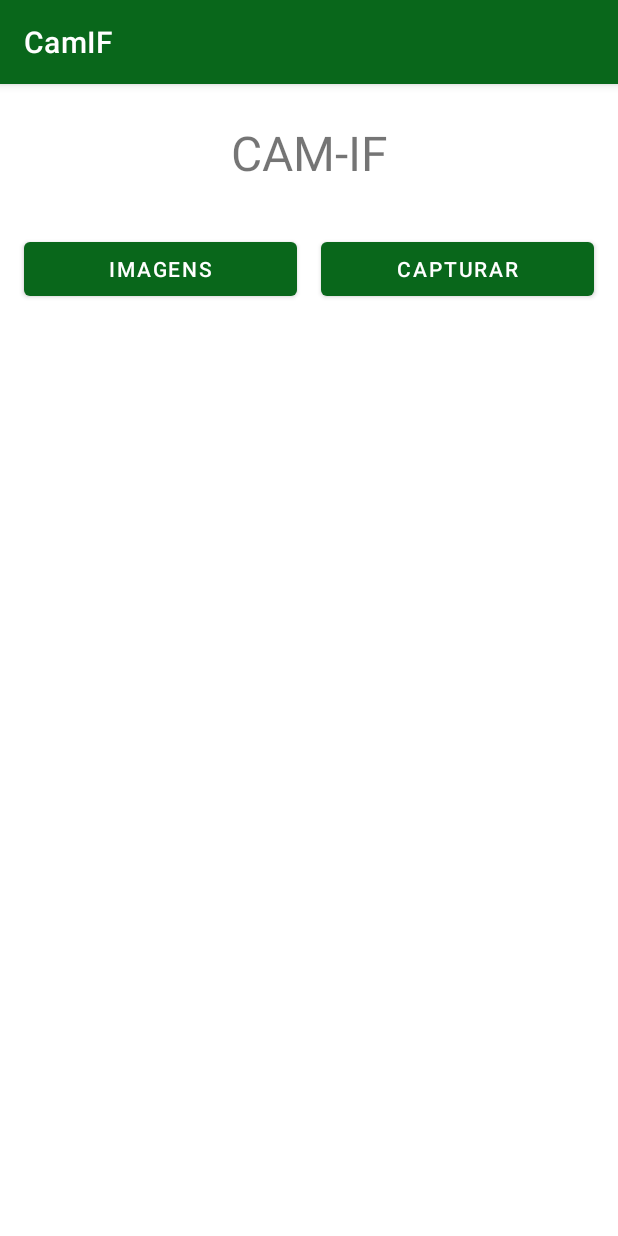
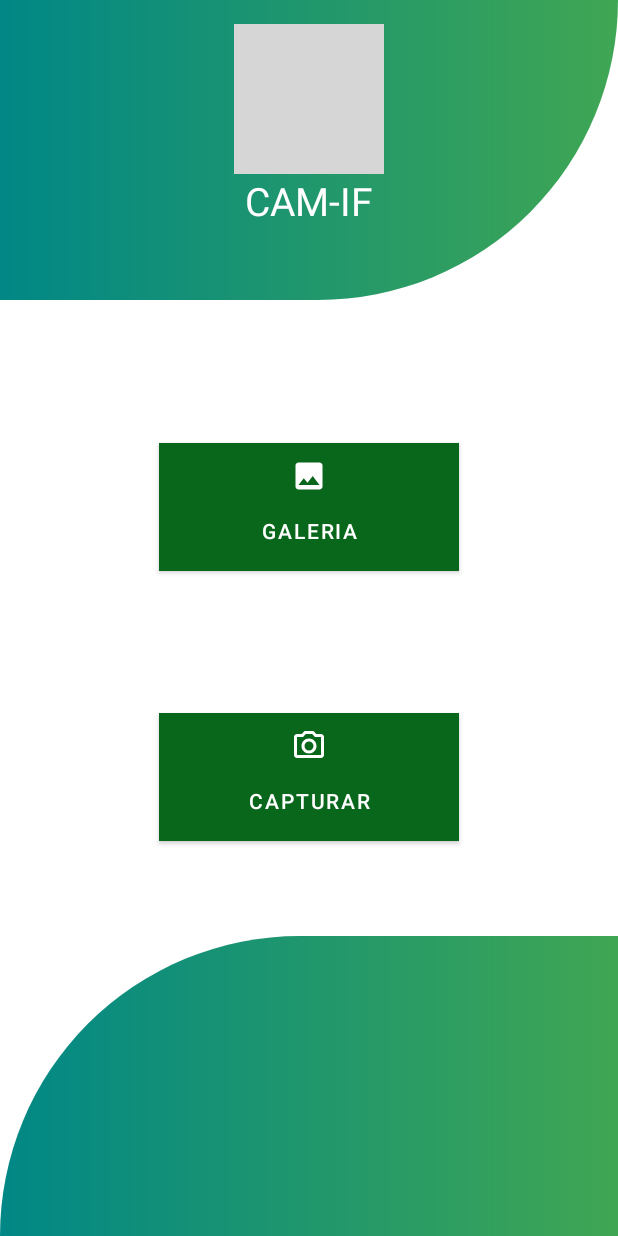
Before and after one commit to MatheusH2021/PDM-Camera-Android, an Android app: the screen it shows after launch (MainActivity), on a phone screen of 412 x 824 dp. Run offline under Robolectric (Android 15) with nearby library versions, the phone set to English and light mode, and no system bars; grey boxes are pictures that could not be loaded.

Commit message:
Improving main page layout

```diff
--- a/app/src/main/java/com/ifpe_4_ads/camif/MainActivity.kt
+++ b/app/src/main/java/com/ifpe_4_ads/camif/MainActivity.kt
@@ -13,7 +13,9 @@ class MainActivity : AppCompatActivity(), View.OnClickListener {
     override fun onCreate(savedInstanceState: Bundle?) {
         super.onCreate(savedInstanceState)
         binding = ActivityMainBinding.inflate(layoutInflater)
+        supportActionBar?.hide()
         setContentView(binding.root)
+
 
         binding.buttonTakeImg.setOnClickListener(this)
 
--- /dev/null
+++ b/app/src/main/res/drawable/background_bottom_design.xml
@@ -0,0 +1,7 @@
+<?xml version="1.0" encoding="utf-8"?>
+<shape xmlns:android="http://schemas.android.com/apk/res/android">
+    <solid android:color="@color/green_200" />
+    <corners android:topLeftRadius="220dp" />
+    <gradient android:startColor="@color/teal_700"
+        android:endColor="@color/green_200" />
+</shape>
--- /dev/null
+++ b/app/src/main/res/drawable/background_main_button.xml
@@ -0,0 +1,7 @@
+<?xml version="1.0" encoding="utf-8"?>
+<shape xmlns:android="http://schemas.android.com/apk/res/android">
+    <solid android:color="@color/green_200" />
+    <gradient
+        android:endColor="@color/green_200"
+        android:startColor="@color/teal_700" />
+</shape>
--- /dev/null
+++ b/app/src/main/res/drawable/background_top_design.xml
@@ -0,0 +1,6 @@
+<?xml version="1.0" encoding="utf-8"?>
+<shape xmlns:android="http://schemas.android.com/apk/res/android">
+    <corners android:bottomRightRadius="220dp"/>
+    <gradient android:startColor="@color/teal_700"
+        android:endColor="@color/green_200" />
+</shape>
--- /dev/null
+++ b/app/src/main/res/drawable/img_gallery.xml
@@ -0,0 +1,5 @@
+<vector xmlns:android="http://schemas.android.com/apk/res/android" android:height="24dp" android:tint="#FFFFFF" android:viewportHeight="24" android:viewportWidth="24" android:width="24dp">
+
+    <path android:fillColor="@android:color/white" android:pathData="M21,19V5c0,-1.1 -0.9,-2 -2,-2H5c-1.1,0 -2,0.9 -2,2v14c0,1.1 0.9,2 2,2h14c1.1,0 2,-0.9 2,-2zM8.5,13.5l2.5,3.01L14.5,12l4.5,6H5l3.5,-4.5z"/>
+
+</vector>
--- a/app/src/main/res/layout/activity_main.xml
+++ b/app/src/main/res/layout/activity_main.xml
@@ -2,43 +2,79 @@
 <androidx.constraintlayout.widget.ConstraintLayout xmlns:android="http://schemas.android.com/apk/res/android"
     xmlns:app="http://schemas.android.com/apk/res-auto"
     android:layout_width="match_parent"
-    android:layout_height="match_parent"
-    android:padding="8dp">
+    android:layout_height="match_parent">
 
-    <TextView
-        android:id="@+id/text_title"
-        android:layout_width="wrap_content"
-        android:layout_height="wrap_content"
-        android:layout_marginTop="16dp"
-        android:layout_marginBottom="32dp"
-        android:text="@string/title"
-        android:textSize="32sp"
+    <View
+        android:id="@+id/view_top"
+        android:layout_width="match_parent"
+        android:layout_height="200dp"
+        android:background="@drawable/background_top_design"
         app:layout_constraintEnd_toEndOf="parent"
         app:layout_constraintStart_toStartOf="parent"
         app:layout_constraintTop_toTopOf="parent" />
 
+    <ImageView
+        android:id="@+id/img_logo_app"
+        android:layout_width="100dp"
+        android:layout_height="100dp"
+        android:layout_marginTop="16dp"
+        android:layout_marginBottom="32dp"
+        android:src="@drawable/logo_app"
+        android:text="@string/title"
+        app:layout_constraintEnd_toEndOf="parent"
+        app:layout_constraintStart_toStartOf="parent"
+        app:layout_constraintTop_toTopOf="parent"
+        app:tint="@color/white" />
+
+    <TextView
+        android:layout_width="wrap_content"
+        android:layout_height="wrap_content"
+        android:text="CAM-IF"
+        android:textColor="@color/white"
+        android:textSize="26dp"
+        app:layout_constraintEnd_toEndOf="@id/img_logo_app"
+        app:layout_constraintStart_toStartOf="@id/img_logo_app"
+        app:layout_constraintTop_toBottomOf="@id/img_logo_app" />
+
     <Button
         android:id="@+id/button_list_img"
-        android:layout_width="0dp"
-        android:layout_height="wrap_content"
+        android:layout_width="200dp"
+        android:layout_height="85dp"
         android:layout_marginStart="8dp"
         android:layout_marginTop="32dp"
         android:layout_marginEnd="8dp"
+        android:background="@drawable/background_main_button"
+        android:drawableTop="@drawable/img_gallery"
+        android:drawablePadding="16dp"
         android:text="@string/list_button"
-        app:layout_constraintEnd_toStartOf="@+id/button_take_img"
+        app:layout_constraintBottom_toTopOf="@+id/button_take_img"
+        app:layout_constraintEnd_toEndOf="parent"
         app:layout_constraintStart_toStartOf="parent"
-        app:layout_constraintTop_toBottomOf="@+id/text_title" />
+        app:layout_constraintTop_toBottomOf="@id/view_top" />
+
 
     <Button
         android:id="@+id/button_take_img"
-        android:layout_width="0dp"
-        android:layout_height="wrap_content"
+        android:layout_width="200dp"
+        android:layout_height="85dp"
         android:layout_marginStart="8dp"
         android:layout_marginTop="32dp"
         android:layout_marginEnd="8dp"
+        android:background="@drawable/background_main_button"
+        android:drawableTop="@drawable/outline_photo_camera_24"
+        android:drawableTint="@color/white"
         android:text="@string/take_button"
+        app:layout_constraintBottom_toTopOf="@id/view_bottom"
         app:layout_constraintEnd_toEndOf="parent"
-        app:layout_constraintStart_toEndOf="@+id/button_list_img"
-        app:layout_constraintTop_toBottomOf="@+id/text_title" />
+        app:layout_constraintStart_toStartOf="parent"
+        app:layout_constraintTop_toBottomOf="@+id/button_list_img" />
 
+    <View
+        android:id="@+id/view_bottom"
+        android:layout_width="match_parent"
+        android:layout_height="200dp"
+        android:background="@drawable/background_bottom_design"
+        app:layout_constraintBottom_toBottomOf="parent"
+        app:layout_constraintEnd_toEndOf="parent"
+        app:layout_constraintStart_toStartOf="parent" />
 </androidx.constraintlayout.widget.ConstraintLayout>
--- a/app/src/main/res/values-night/themes.xml
+++ b/app/src/main/res/values-night/themes.xml
@@ -1,6 +1,6 @@
 <resources xmlns:tools="http://schemas.android.com/tools">
     <!-- Base application theme. -->
-    <style name="Theme.CamIF" parent="Theme.MaterialComponents.DayNight.DarkActionBar">
+    <style name="Theme.CamIF" parent="Theme.MaterialComponents.Light.DarkActionBar">
         <!-- Primary brand color. -->
         <item name="colorPrimary">@color/green_200</item>
         <item name="colorPrimaryVariant">@color/green_500</item>
--- a/app/src/main/res/values/strings.xml
+++ b/app/src/main/res/values/strings.xml
@@ -1,6 +1,6 @@
 <resources>
     <string name="app_name">CamIF</string>
     <string name="title">CAM-IF</string>
-    <string name="list_button">Imagens</string>
+    <string name="list_button">Galeria</string>
     <string name="take_button">Capturar</string>
 </resources>
--- a/app/src/main/res/values/themes.xml
+++ b/app/src/main/res/values/themes.xml
@@ -1,6 +1,6 @@
 <resources xmlns:tools="http://schemas.android.com/tools">
     <!-- Base application theme. -->
-    <style name="Theme.CamIF" parent="Theme.MaterialComponents.DayNight.DarkActionBar">
+    <style name="Theme.CamIF" parent="Theme.MaterialComponents.Light">
         <!-- Primary brand color. -->
         <item name="colorPrimary">@color/green_500</item>
         <item name="colorPrimaryVariant">@color/green_700</item>
```
